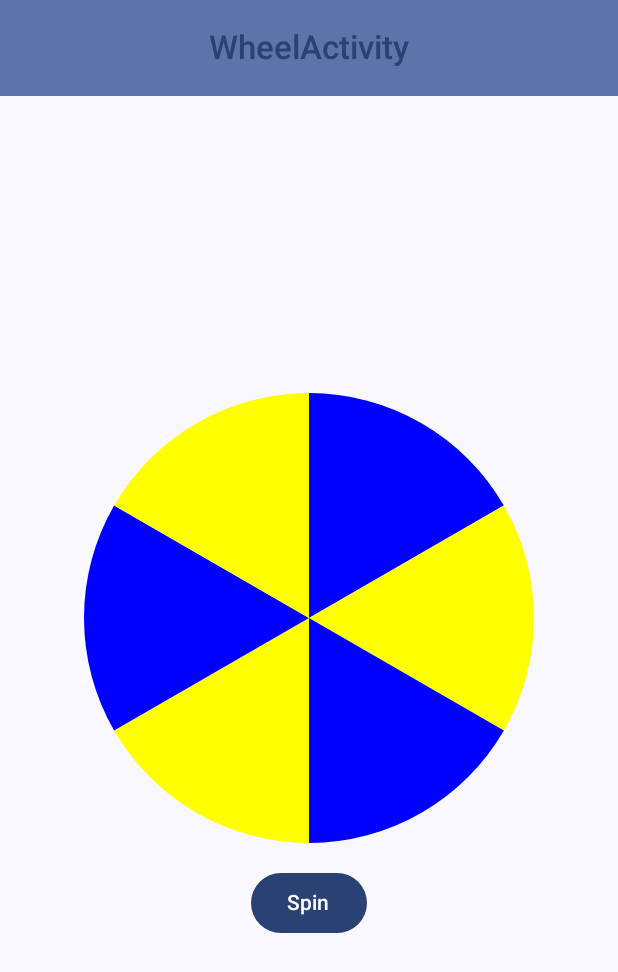
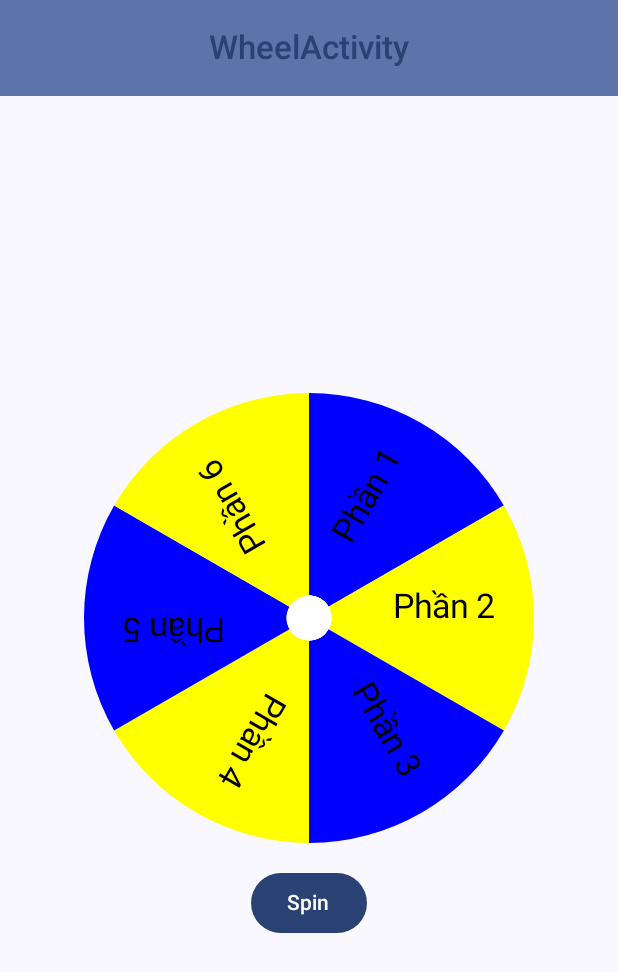
Before and after one commit to cuongttn2/wheel_compose, an Android app built with Jetpack Compose: the WheelActivity screen opened directly, with no data from a screen before it, on a phone screen of 412 x 824 dp. Shown: the top 972 px of the screen. Run offline under Robolectric (Android 15) with nearby library versions, the phone set to English and light mode, and no system bars; our stand-ins replace Dagger/Hilt's generated code, Timber; 1 statement that could not run was skipped.

Commit message:
create text in segment

```diff
--- a/app/src/main/java/com/example/wheelcompose/ui/widget/WheelView.kt
+++ b/app/src/main/java/com/example/wheelcompose/ui/widget/WheelView.kt
@@ -1,9 +1,11 @@
+import android.graphics.Paint
 import androidx.compose.foundation.Canvas
 import androidx.compose.runtime.Composable
 import androidx.compose.ui.Modifier
 import androidx.compose.ui.geometry.Offset
 import androidx.compose.ui.geometry.Size
 import androidx.compose.ui.graphics.Color
+import androidx.compose.ui.graphics.nativeCanvas
 import com.example.wheelcompose.ui.utils.Utils.assignColorsToSegments
 import timber.log.Timber
 
@@ -20,36 +22,61 @@ fun WheelSpinner(
         Color.Red
     ),
 ) {
+    // Gán màu cho từng segment theo thuật toán đã định nghĩa (không chứa trắng, đen)
     val segmentColors = assignColorsToSegments(segments.size, availableColors)
-
-    /**
-    Góc quét cho mỗi phần
-     */
+    // Tính góc quét cho mỗi phần
     val sweepAngle = 360f / segments.size
 
     Canvas(modifier = modifier) {
-        /**
-        Tính bán kính và tâm của canvas
-         */
+        // Tính bán kính và tâm của canvas
         val radius = size.minDimension / 2f
         val center = Offset(x = size.width / 2, y = size.height / 2)
 
-        segments.forEachIndexed { index, _ ->
-            /**
-            Theo mặc định, góc 0° tương ứng với vị trí 3 giờ trên đồng hồ và các góc tăng dần theo chiều kim đồng hồ.
-            Cộng dồn góc bắt đầu của mỗi phần (trừ 90 độ để bắt đầu từ phía trên)
-             */
+        // Tính kích thước chữ dựa trên bán kính
+        val dynamicTextSize = radius * 0.15f
+
+        // Tạo Paint để vẽ text trên nativeCanvas với kích thước chữ động
+        val textPaint = Paint().apply {
+            color = android.graphics.Color.BLACK
+            textSize = dynamicTextSize
+            textAlign = Paint.Align.CENTER
+        }
+
+        segments.forEachIndexed { index, segmentName ->
+            // Tính góc bắt đầu của segment, trừ 90° để bắt đầu từ vị trí 12h
             val startAngle = sweepAngle * index - 90f
             Timber.tag("WheelSpinner")
-                .d("sweepAngle: ${sweepAngle}, index: ${index}, startAngle: $startAngle")
+                .d("sweepAngle: $sweepAngle, index: $index, startAngle: $startAngle")
+
+            // Vẽ arc cho từng segment
             drawArc(
                 color = segmentColors[index],
                 startAngle = startAngle,
                 sweepAngle = sweepAngle,
-                useCenter = true, // Vẽ thành hình quạt (pie)
+                useCenter = true,
                 topLeft = Offset(center.x - radius, center.y - radius),
                 size = Size(radius * 2, radius * 2)
             )
+
+            drawCircle(color = Color.White, center = center, radius = radius / 10)
+
+            // Tính góc trung tâm của segment (tia phân giác)
+            val midAngle = startAngle + sweepAngle / 2f
+            // Xác định khoảng cách từ tâm đến vị trí vẽ text (điều chỉnh theo ý thích)
+            val textRadius = radius * 0.6f
+
+            // Vẽ text theo hướng của tia phân giác bằng cách xoay nativeCanvas
+            drawContext.canvas.nativeCanvas.apply {
+                save()
+                // Dịch gốc tọa độ về tâm của wheel
+                translate(center.x, center.y)
+                // Xoay canvas theo midAngle (đơn vị độ)
+                rotate(midAngle)
+                // Vẽ text tại (textRadius, 0)
+                // Với textAlign đã set CENTER, text sẽ được căn giữa theo trục hoành
+                drawText(segmentName, textRadius, 0f, textPaint)
+                restore()
+            }
         }
     }
 }
```
